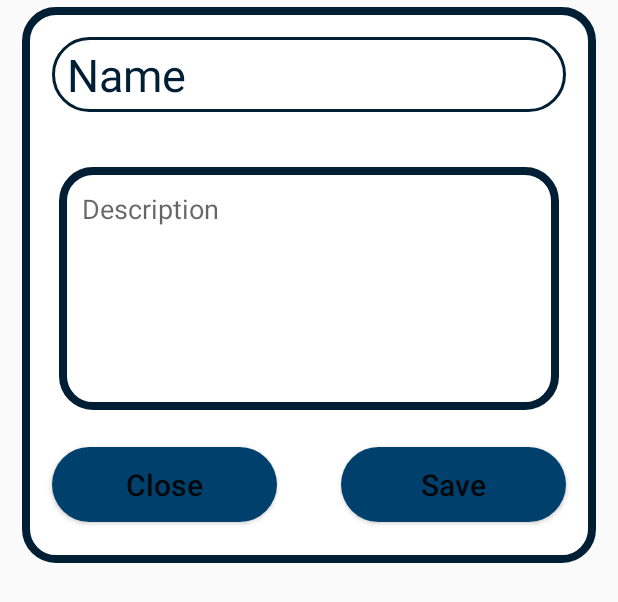
After one commit to TigranMirzoyan/TimeTwist, an Android app: the layout fragment_create_marker.xml on its own in the app's theme, with its tools: preview values and no code run, on a phone screen of 412 x 824 dp. The commit adds this screen. Shown: the top 602 px of the screen. Run offline under Robolectric (Android 15) with nearby library versions, the phone set to English and light mode, and no system bars.

Commit message:
qol changes

```diff
--- a/app/src/main/java/com/timetwist/MainActivity.java
+++ b/app/src/main/java/com/timetwist/MainActivity.java
@@ -21,7 +21,7 @@ public class MainActivity extends AppCompatActivity {
     private final Fragment homeFragment = new HomeFragment();
     private final Fragment profileFragment = new ProfileFragment();
     public final Fragment loginRegisterFragment = new LoginRegisterFragment();
-    private final Fragment mapFragment = new MapFragment();
+    private final MapFragment mapFragment = new MapFragment();
     private Fragment currentFragment = homeFragment;
     private FirebaseAuth mAuth;
 
@@ -107,4 +107,8 @@ public class MainActivity extends AppCompatActivity {
         }
         replace(selectedFragment);
     }
+
+    public MapFragment getMapFragment() {
+        return mapFragment;
+    }
 }
--- a/app/src/main/java/com/timetwist/bottombar/ProfileFragment.java
+++ b/app/src/main/java/com/timetwist/bottombar/ProfileFragment.java
@@ -18,7 +18,6 @@ import com.timetwist.R;
 
 public class ProfileFragment extends Fragment {
     private Button mLogOut;
-
     @Override
     public View onCreateView(LayoutInflater inflater, ViewGroup container,
                              Bundle savedInstanceState) {
@@ -45,6 +44,8 @@ public class ProfileFragment extends Fragment {
             if (getActivity() instanceof MainActivity) {
                 MainActivity mainActivity = (MainActivity) getActivity();
                 mainActivity.replace(mainActivity.loginRegisterFragment);
+                mainActivity.getMapFragment().getMap().clear();
+                mainActivity.getMapFragment().addMarkersFromFirebase();
             }
         });
     }
--- a/app/src/main/java/com/timetwist/info/PlaceInfoDialog.java
+++ b/app/src/main/java/com/timetwist/info/PlaceInfoDialog.java
@@ -58,5 +58,4 @@ public class PlaceInfoDialog extends DialogFragment {
 
         return dialog;
     }
-
 }
--- /dev/null
+++ b/app/src/main/res/layout/fragment_create_marker.xml
@@ -0,0 +1,73 @@
+<?xml version="1.0" encoding="utf-8"?>
+<RelativeLayout xmlns:android="http://schemas.android.com/apk/res/android"
+    android:layout_width="match_parent"
+    android:layout_height="wrap_content">
+
+    <RelativeLayout
+        android:layout_width="match_parent"
+        android:layout_height="380dp"
+        android:layout_centerVertical="true"
+        android:layout_marginHorizontal="10dp"
+        android:background="@drawable/info_background">
+
+        <LinearLayout
+            android:id="@+id/linearL"
+            android:layout_width="match_parent"
+            android:layout_height="wrap_content"
+            android:orientation="vertical"
+            android:padding="20dp">
+
+            <EditText
+                android:id="@+id/placeName"
+                android:layout_width="match_parent"
+                android:layout_height="50dp"
+                android:background="@drawable/s_edittext_background"
+                android:hint="Name"
+                android:paddingStart="10dp"
+                android:text=""
+                android:textColor="@color/black"
+                android:textColorHint="@color/dark_blue"
+                android:textSize="30sp" />
+
+            <EditText
+                android:id="@+id/placeDescription"
+                android:layout_width="match_parent"
+                android:layout_height="wrap_content"
+                android:layout_below="@id/placeName"
+                android:layout_marginTop="32dp"
+                android:background="@drawable/info_background"
+                android:gravity="top|start"
+                android:hint="Description"
+                android:inputType="textMultiLine"
+                android:minLines="6"
+                android:overScrollMode="ifContentScrolls"
+                android:paddingHorizontal="20dp"
+                android:paddingVertical="20dp"
+                android:scrollbars="vertical" />
+
+        </LinearLayout>
+
+        <Button
+            android:id="@+id/close"
+            android:layout_width="150dp"
+            android:layout_height="50dp"
+            android:layout_below="@id/linearL"
+            android:layout_marginStart="20dp"
+            android:background="@drawable/s_sing_up_in_btn"
+            android:text="Close"
+            android:textAllCaps="false"
+            android:textSize="20sp" />
+
+        <Button
+            android:id="@+id/save"
+            android:layout_width="150dp"
+            android:layout_height="50dp"
+            android:layout_below="@id/linearL"
+            android:layout_alignParentEnd="true"
+            android:layout_marginEnd="20dp"
+            android:background="@drawable/s_sing_up_in_btn"
+            android:text="Save"
+            android:textAllCaps="false"
+            android:textSize="20sp" />
+    </RelativeLayout>
+</RelativeLayout>
--- a/app/src/main/res/layout/fragment_place_info_dialog.xml
+++ b/app/src/main/res/layout/fragment_place_info_dialog.xml
@@ -7,8 +7,8 @@
         android:layout_width="match_parent"
         android:layout_height="wrap_content"
         android:layout_marginHorizontal="10dp"
-        android:layout_marginTop="80dp"
-        android:background="@drawable/info_background">
+        android:background="@drawable/info_background"
+        android:layout_centerVertical="true">
 
         <ImageButton
             android:id="@+id/cancelID"
@@ -23,7 +23,7 @@
         <ScrollView
             android:id="@+id/Scroll_View"
             android:layout_width="match_parent"
-            android:layout_height="450dp"
+            android:layout_height="350dp"
             android:layout_below="@id/cancelID"
             android:layout_marginTop="10dp"
             android:fillViewport="true">
--- a/gradle/libs.versions.toml
+++ b/gradle/libs.versions.toml
@@ -9,7 +9,6 @@ activity = "1.8.2"
 constraintlayout = "2.1.4"
 firebaseAuth = "22.3.1"
 viewmodelKtx = "2.7.0"
-playServicesMaps = "18.2.0"
 playServicesLocation = "21.2.0"
 places = "3.4.0"
 firebaseFirestore = "24.11.0"
@@ -33,6 +32,7 @@ firebase-auth = { group = "com.google.firebase", name = "firebase-auth", version
 firebase-firestore = { group = "com.google.firebase", name = "firebase-firestore", version.ref = "firebaseFirestore" }
 firebase-database = { group = "com.google.firebase", name = "firebase-database", version.ref = "firebaseDatabase" }
 firebase-storage = {group = "com.google.firebase", name = "firebase-storage", version.ref = "firebaseStorage" }
+
 bottom-bar = { module = "nl.joery.animatedbottombar:library", version.ref = "bottomBar" }
 gson = {module = "com.google.code.gson:gson", version.ref = "gson"}
 
```
Also changed, not shown: app/src/main/java/com/timetwist/account/LoginActivity.java (+33 -12 lines), app/src/main/java/com/timetwist/bottombar/MapFragment.java (+68 -13 lines), app/src/main/java/com/timetwist/info/CreateMarker.java (added, +82 -0 lines), app/src/main/res/drawable/add_button.xml (added, +9 -0 lines), app/src/main/res/drawable/add_button_vector.xml (added, +10 -0 lines), app/src/main/res/layout/fragment_map.xml (+7 -3 lines), app/src/main/res/drawable/m_church.xml (renamed from app/src/main/res/drawable/m_church_marker.xml).
